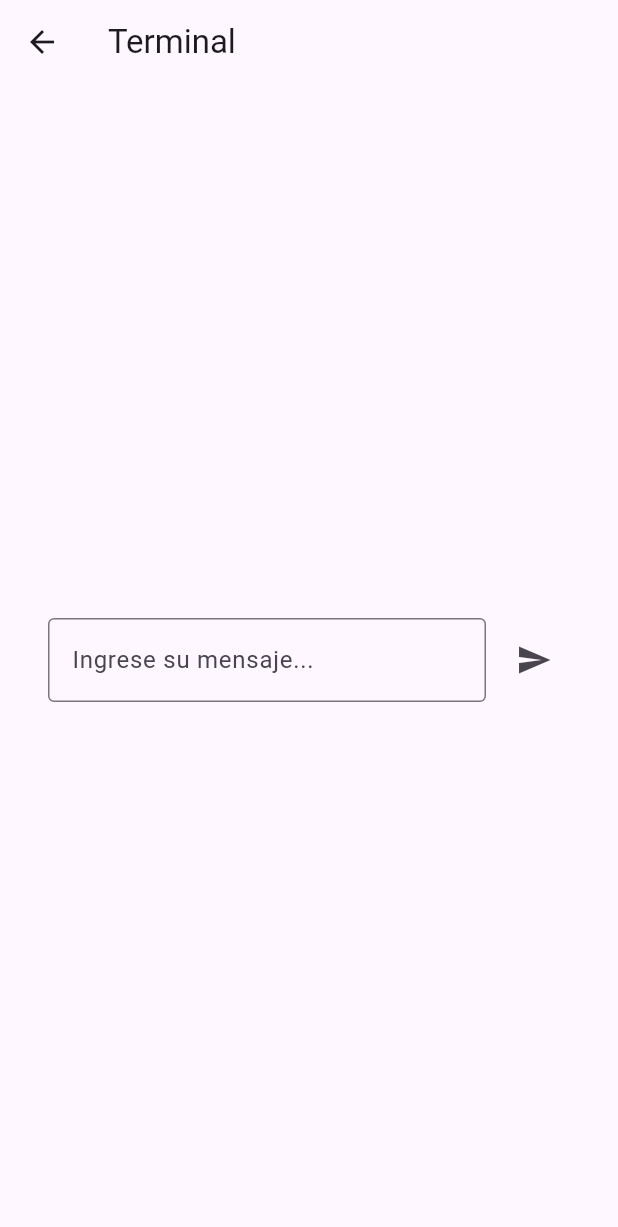
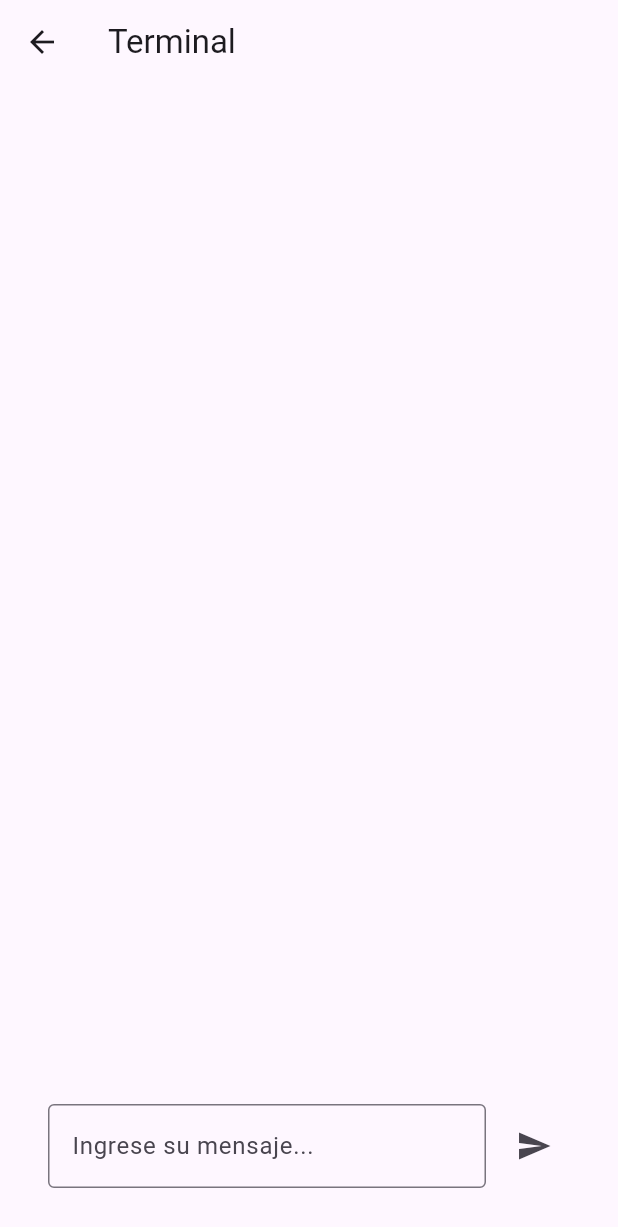
Before and after one commit to SimGod46/SensorLapp, a Flutter app: the TerminalPage screen opened directly, after a tap on the "send" icon, on a phone screen of 412 x 824 dp. Shown: the top 1227 px of the screen. Run offline on Flutter 3.47's test engine with Material 3 defaults, Android fonts, the light colour scheme and no system bars; our stand-ins replace csv, flutter_bluetooth_serial, flutter_local_notifications, fluttertoast, location, permission_handler; missing offline and left inert: open_file_plus.

Commit message:
Adjusted Terminal Viewport

```diff
--- a/lib/BluetoothViewmodel.dart
+++ b/lib/BluetoothViewmodel.dart
@@ -32,7 +32,7 @@ class BluetoothManager extends ChangeNotifier{
   ValueNotifier<bool> isConnected = ValueNotifier(false);
   bool isDiscovering = false;
   BluetoothConnection? _connection;
-
+  DateTime? lastMessageTime = DateTime.now();
   BluetoothState get bluetoothState => _bluetoothState;
 
   SensorsManager logicManager = SensorsManager();
@@ -84,6 +84,12 @@ class BluetoothManager extends ChangeNotifier{
 
   Future<bool> checkBLPermissions() async {
     List<permissions.Permission> permissionsNeeded = [];
+    if (await permissions.Permission.storage.isDenied) {
+      permissionsNeeded.add(permissions.Permission.storage);
+    }
+    if (await permissions.Permission.notification.isDenied) {
+      permissionsNeeded.add(permissions.Permission.notification);
+    }
     if (await permissions.Permission.bluetooth.isDenied) {
       permissionsNeeded.add(permissions.Permission.bluetooth);
     }
@@ -198,9 +204,22 @@ class BluetoothManager extends ChangeNotifier{
     }
     if (_connection != null && _connection!.isConnected) {
       try {
-        _connection!.output.add(Uint8List.fromList(utf8.encode(message + endMsg)));
-        await _connection!.output.allSent;
-        logicManager.setLastMessage(message);
+        DateTime _currentTime = DateTime.now();
+        if( logicManager.lastMessageSended == "r" && message != "r"){
+          lastMessageTime = _currentTime.add(Duration(seconds: 1, milliseconds: 500));//DateTime.now();
+          logicManager.readingEnabled = false;
+          await Future.delayed(Duration(seconds: 1, milliseconds: 500)); // espero 1.5 segundos
+          logicManager.readingEnabled = true;
+        }
+        if(message == "r" && !logicManager.readingEnabled){
+          return;
+        }
+        _currentTime = DateTime.now();
+        if(_currentTime.isAfter(lastMessageTime!)){
+          _connection!.output.add(Uint8List.fromList(utf8.encode(message + endMsg)));
+          await _connection!.output.allSent;
+          logicManager.setLastMessage(message);
+        }
       } catch (e) {
         print('Error al enviar mensaje: $e');
       }
--- a/lib/CalibrationPage.dart
+++ b/lib/CalibrationPage.dart
@@ -7,6 +7,7 @@ import 'package:sensor_lapp/main.dart';
 import 'dart:async';
 
 import 'BluetoothViewmodel.dart';
+import 'SensorsViewmodel.dart';
 
 class CalibrationPage extends StatefulWidget {
   final String sensorType;
@@ -30,6 +31,8 @@ class _CalibrationPage extends State<CalibrationPage> {
     DrawerItemsState drawerItemsState = Provider.of<DrawerItemsState>(context);
     final _textinfield = TextEditingController();
     var newtext = "";
+    SensorsManager logicManager = SensorsManager();
+    logicManager.currentPage = "CalibrationPage";
 
     return CustomScaffold(
         body: SingleChildScrollView(
@@ -92,6 +95,7 @@ class _CalibrationPage extends State<CalibrationPage> {
                       SizedBox(height: 20),
                       ButtonCustom(
                         onPressed: () {
+                          drawerItemsState.terminalMessages.clear();
                           Navigator.push(
                               context,
                               MaterialPageRoute(builder: (context) => TerminalPage()));
@@ -166,6 +170,7 @@ class _CalibrationPage extends State<CalibrationPage> {
                       SizedBox(height: 20),
                       ButtonCustom(
                         onPressed: () {
+                          drawerItemsState.terminalMessages.clear();
                           Navigator.push(
                               context,
                               MaterialPageRoute(builder: (context) => TerminalPage()));
--- a/lib/HomePage.dart
+++ b/lib/HomePage.dart
@@ -3,6 +3,8 @@ import 'package:fluttertoast/fluttertoast.dart';
 import 'package:provider/provider.dart';
 
 import 'CalibrationPage.dart';
+import 'SensorsViewmodel.dart';
+import 'TerminalPage.dart';
 import 'Utils.dart';
 import 'BluetoothViewmodel.dart';
 import 'main.dart';
@@ -130,6 +132,8 @@ class DrawerItemsState extends ChangeNotifier {
 
   List<List<String>> deviceInformation = List<List<String>>.empty(growable: true);
 
+  List<MessageModel> terminalMessages = List<MessageModel>.empty(growable: true);
+
   String currentPage = "";
 
   String realTimeReading = "No data";
@@ -189,6 +193,8 @@ class SensorsAvailableCard extends StatelessWidget {
     DrawerItemsState drawerItemsState = Provider.of<DrawerItemsState>(context);
     BluetoothManager _bluetoothManager = Provider.of<BluetoothManager>(context, listen: true);
     int trueCount = sensorsVisibility.values.where((value) => value).length;
+    SensorsManager logicManager = SensorsManager();
+    logicManager.currentPage = "Home";
     return
       BaseCard(
         cardTitle: 'Calibración',
--- a/lib/SensorsViewmodel.dart
+++ b/lib/SensorsViewmodel.dart
@@ -7,6 +7,18 @@ import 'NotificationViewmodel.dart';
 import 'package:path_provider/path_provider.dart';
 import 'package:permission_handler/permission_handler.dart' as permissions;
 import 'package:fluttertoast/fluttertoast.dart';
+
+class MessageModel {
+  final String timeStamp;
+  final String fromName;
+  final String message;
+
+  MessageModel({
+    String? timeStamp,
+    required this.fromName,
+    required this.message,
+  }) : timeStamp = timeStamp ?? DateFormat('[HH mm ss]').format(DateTime.now());
+}
 
 String formatBytes(String bytesRaw, {int decimals = 1}) {
   int bytes = int.parse(bytesRaw);
@@ -30,14 +42,20 @@ class SensorsManager{
   String lastMessageSended = "";
   int bytesCount = 0;
   int notificationId = 0;
-
+  bool readingEnabled = true;
   int fileSize = 0;
   int cardSize = 0;
 
   //TODO: Revisar que pasa si envio un mensaje sin esperar a que termine la respuesta...
 
   setLastMessage(String message){
+    DrawerItemsState drawerItemsState = DrawerItemsState();
     lastMessageSended = message;
+    if(currentPage == "Terminal"){
+      drawerItemsState.terminalMessages.add(
+          MessageModel(fromName: "Local", message: lastMessageSended)
+      );
+    }
   }
 
   getByteFromBT(int byte){
@@ -70,6 +88,9 @@ class SensorsManager{
   getMessageFromBT(String lastMessageSended, List<String> currentMessages){
     DrawerItemsState drawerItemsState = DrawerItemsState();
     if(currentPage == "Terminal"){
+      drawerItemsState.terminalMessages.add(
+        MessageModel(fromName: "Remote", message: currentMessages.last)
+      );
       //TODO: Mostrar los comando de terminal solo en la terminal!
     } else if(lastMessageSended == "1" || lastMessageSended == "3"){
       try{
--- a/lib/TerminalPage.dart
+++ b/lib/TerminalPage.dart
@@ -2,6 +2,8 @@ import 'package:flutter/material.dart';
 import 'package:provider/provider.dart';
 
 import 'BluetoothViewmodel.dart';
+import 'HomePage.dart';
+import 'SensorsViewmodel.dart';
 import 'Utils.dart';
 
 class TerminalPage extends StatelessWidget {
@@ -9,7 +11,10 @@ class TerminalPage extends StatelessWidget {
 
   @override
   Widget build(BuildContext context) {
+    DrawerItemsState drawerItemsState = DrawerItemsState();
     BluetoothManager _bluetoothManager = Provider.of<BluetoothManager>(context, listen: true);
+    SensorsManager logicManager = SensorsManager();
+    logicManager.currentPage = "Terminal";
     final _textinfield = TextEditingController();
     var newtext = "";
     return Scaffold(
@@ -17,74 +22,40 @@ class TerminalPage extends StatelessWidget {
         title: const Text('Terminal'),
       ),
         body:
-        Center(
-          child:
-          Padding(
-            padding: const EdgeInsets.all(32.0),
-            child:
-            Row(
-              children: <Widget>[
-              Expanded(
-                child:
-                TextField(
-                  controller: _textinfield,
-                  onChanged: (txt)=> newtext = txt,
-                  decoration: InputDecoration(
-                  hintText: 'Ingrese su mensaje...',
-                  border: OutlineInputBorder(),
-                  ),
-                ),
+        Column(
+          mainAxisSize: MainAxisSize.max,
+          crossAxisAlignment: CrossAxisAlignment.stretch,
+          children: [
+            SizedBox(height: 15),
+            Expanded(
+              child: ListView.builder(
+                itemCount: drawerItemsState.terminalMessages.length,
+                itemBuilder: (context, index) {
+                  final textColor = drawerItemsState.terminalMessages[index].fromName == "Remote" ? Colors.black : Colors.grey;
+                  return Padding(
+                    padding: const EdgeInsets.symmetric(vertical: 4.0, horizontal: 8.0),
+                    child: Row(
+                      children: [
+                        Text(
+                          drawerItemsState.terminalMessages[index].timeStamp,
+                          style: TextStyle(fontWeight: FontWeight.bold, color: textColor),
+                        ),
+                        SizedBox(width: 10),
+                        Expanded(
+                          child:
+                          Text(drawerItemsState.terminalMessages[index].message,
+                              style: TextStyle(color: textColor),
+                          ),
+                        ),
+                      ],
+                    ),
+                  );
+                },
               ),
-              SizedBox(width: 8.0), // Espacio entre el TextField y el IconButton
-              IconButton(
-                icon: Icon(Icons.send), // Icono de avión de papel
-                onPressed: () {
-                // Acción al presionar el botón (enviar mensaje, por ejemplo)
-                _textinfield.clear();
-                _bluetoothManager.sendMessage(newtext);
-                },
-              ),],
             ),
-          ),
-        )
-    );
-  }
-}
-
-class TerminalCard extends StatelessWidget {
-  const TerminalCard({super.key});
-
-  @override
-  Widget build(BuildContext context) {
-    BluetoothManager _bluetoothManager = Provider.of<BluetoothManager>(context, listen: true);
-    final _textinfield = TextEditingController();
-    var newtext = "";
-    return
-    Card(
-      color: Colors.white,
-      elevation: 4.0,
-      margin: EdgeInsets.all(30.0),
-      child: Padding(
-        padding: const EdgeInsets.symmetric(vertical: 26, horizontal: 35),
-        child: Column(
-            mainAxisSize: MainAxisSize.min,
-            crossAxisAlignment: CrossAxisAlignment.stretch,
-            children: [
-              Row(
-                children: [
-                  Text(
-                    "Terminal",
-                    style: TextStyle(
-                      fontSize: 30,
-                      color: AppColors.primaryColor,
-                      fontWeight: FontWeight.bold,
-                    ),
-                  ),
-                  //Spacer(),
-                  //Icon(Icons.info_outline, color: AppColors.primaryColor,),
-                ],
-              ),
-              SizedBox(height: 15),
+            Padding(
+              padding: const EdgeInsets.all(32.0),
+              child:
               Row(
                 children: <Widget>[
                   Expanded(
@@ -108,9 +79,9 @@ class TerminalCard extends StatelessWidget {
                     },
                   ),],
               ),
-            ]
+            ),
+          ],
         )
-      ),
     );
   }
 }
```
Also changed, not shown: 1 other file.
